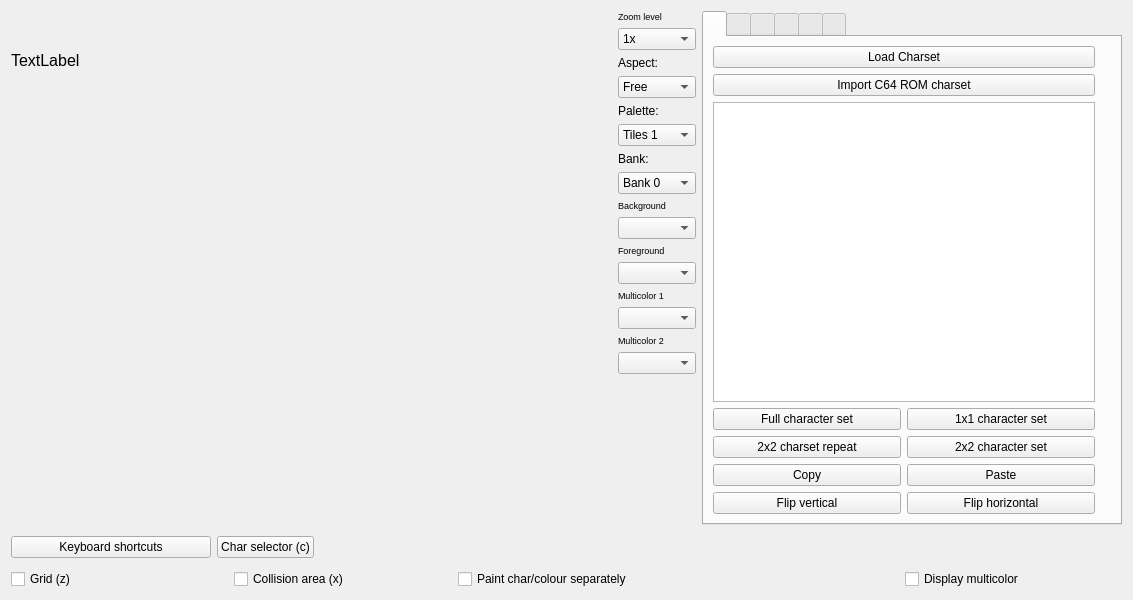
Old version of the form source/trsedocuments/formimageeditor.ui in the repository leuat/TRSE.
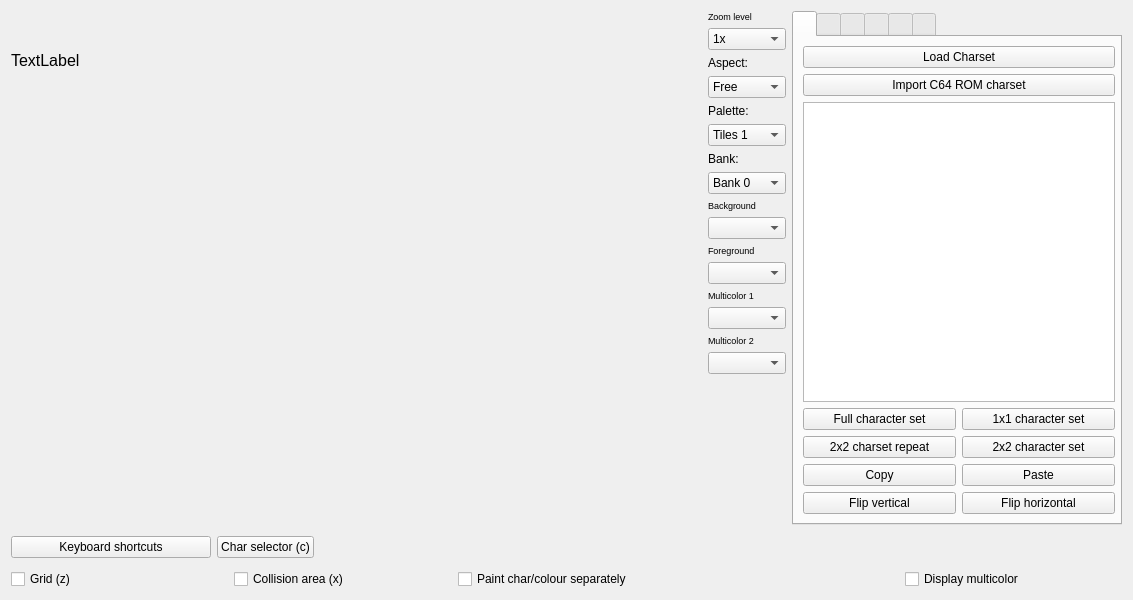
New version of the form. Icons and pictures are not drawn. Custom widgets are drawn as their Qt base class.

```diff
--- a/source/trsedocuments/formimageeditor.ui
+++ b/source/trsedocuments/formimageeditor.ui
@@ -308,13 +308,13 @@
        </property>
        <property name="minimumSize">
         <size>
-         <width>420</width>
+         <width>330</width>
          <height>0</height>
         </size>
        </property>
        <property name="maximumSize">
         <size>
-         <width>400</width>
+         <width>420</width>
          <height>16777215</height>
         </size>
        </property>
@@ -328,9 +328,15 @@
         </size>
        </property>
        <widget class="QWidget" name="tabCharset">
+        <property name="minimumSize">
+         <size>
+          <width>330</width>
+          <height>0</height>
+         </size>
+        </property>
         <property name="maximumSize">
          <size>
-          <width>400</width>
+          <width>16777215</width>
           <height>16777215</height>
          </size>
         </property>
```
